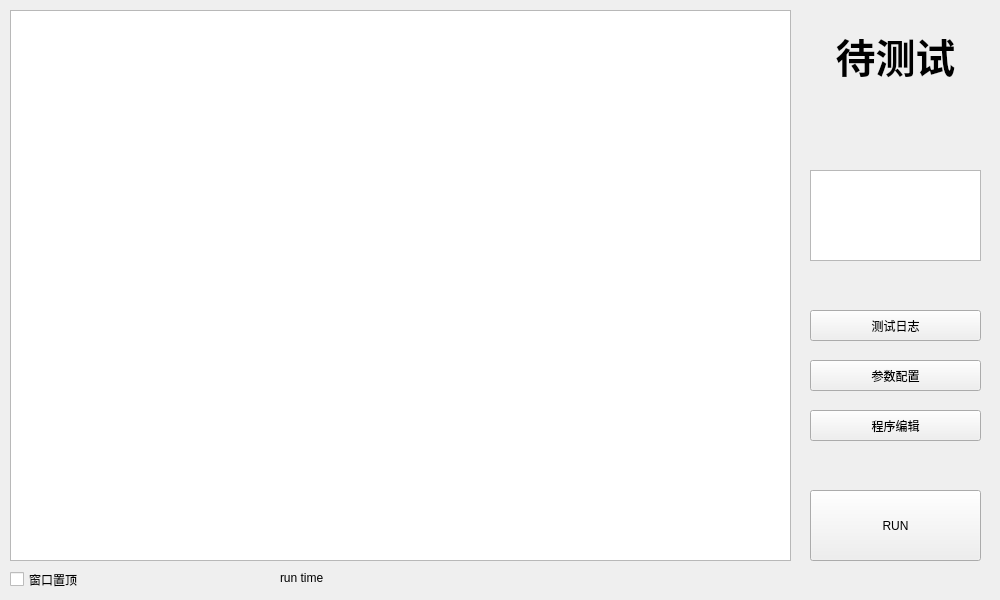
wlffeng2008/PX-ZBV100, file MainWindow.ui: the form before one commit.
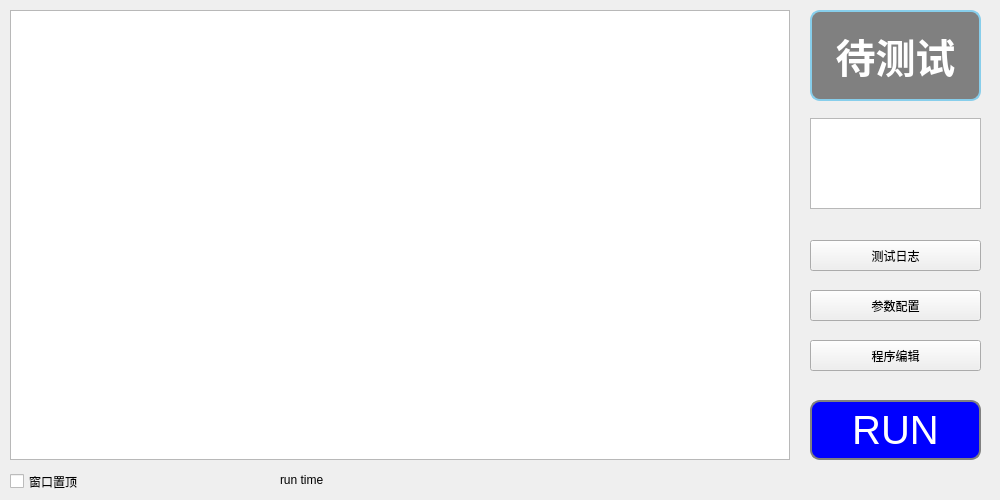
The form after the commit.

```diff
--- a/MainWindow.ui
+++ b/MainWindow.ui
@@ -7,7 +7,7 @@
     <x>0</x>
     <y>0</y>
     <width>1000</width>
-    <height>600</height>
+    <height>500</height>
    </rect>
   </property>
   <property name="focusPolicy">
@@ -33,7 +33,7 @@
      </font>
     </property>
     <property name="styleSheet">
-     <string notr="true"/>
+     <string notr="true">QLabel{border:2px solid skyblue;border-radius:10px;background-color:gray;color:white}</string>
     </property>
     <property name="text">
      <string>待测试</string>
@@ -46,7 +46,7 @@
     <property name="geometry">
      <rect>
       <x>810</x>
-      <y>310</y>
+      <y>240</y>
       <width>171</width>
       <height>31</height>
      </rect>
@@ -59,7 +59,7 @@
     <property name="geometry">
      <rect>
       <x>810</x>
-      <y>360</y>
+      <y>290</y>
       <width>171</width>
       <height>31</height>
      </rect>
@@ -72,7 +72,7 @@
     <property name="geometry">
      <rect>
       <x>810</x>
-      <y>410</y>
+      <y>340</y>
       <width>171</width>
       <height>31</height>
      </rect>
@@ -85,11 +85,20 @@
     <property name="geometry">
      <rect>
       <x>810</x>
-      <y>490</y>
+      <y>400</y>
       <width>171</width>
-      <height>71</height>
+      <height>60</height>
      </rect>
     </property>
+    <property name="cursor">
+     <cursorShape>PointingHandCursor</cursorShape>
+    </property>
+    <property name="focusPolicy">
+     <enum>Qt::FocusPolicy::NoFocus</enum>
+    </property>
+    <property name="styleSheet">
+     <string notr="true">QPushButton{border:2px solid gray;border-radius:10px;background-color:blue;color:white;font-size:40px;}</string>
+    </property>
     <property name="text">
      <string>RUN</string>
     </property>
@@ -99,8 +108,8 @@
      <rect>
       <x>10</x>
       <y>10</y>
-      <width>781</width>
-      <height>551</height>
+      <width>780</width>
+      <height>450</height>
      </rect>
     </property>
     <property name="focusPolicy">
@@ -129,7 +138,7 @@
     <property name="geometry">
      <rect>
       <x>280</x>
-      <y>570</y>
+      <y>472</y>
       <width>291</width>
       <height>16</height>
      </rect>
@@ -142,7 +151,7 @@
     <property name="geometry">
      <rect>
       <x>10</x>
-      <y>570</y>
+      <y>472</y>
       <width>80</width>
       <height>19</height>
      </rect>
@@ -155,7 +164,7 @@
     <property name="geometry">
      <rect>
       <x>810</x>
-      <y>170</y>
+      <y>118</y>
       <width>171</width>
       <height>91</height>
      </rect>
```
Left out of the diff: 18 changed lines with no effect on the pictures.
